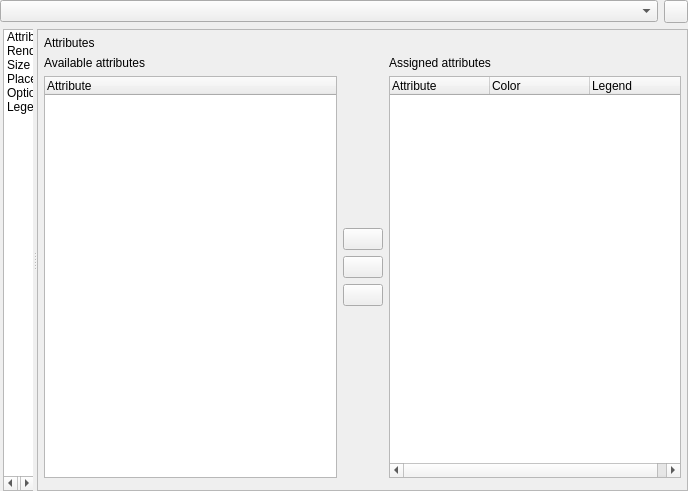
Old version of the form src/ui/qgsdiagrampropertiesbase.ui in the repository qgis/QGIS.
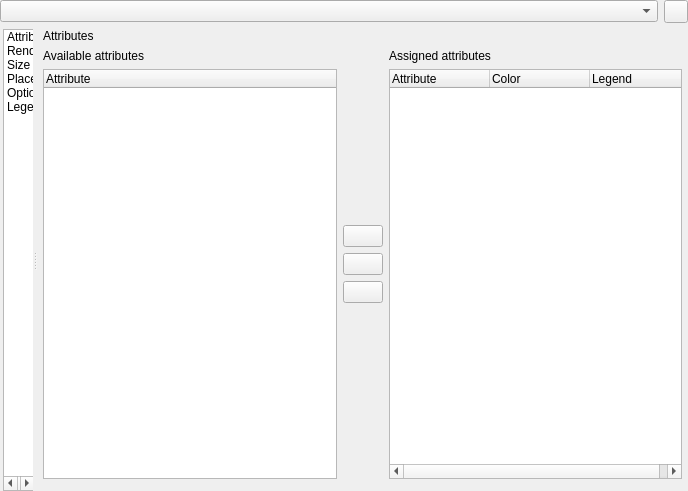
New version of the form. Icons and pictures are not drawn. Custom widgets are drawn as their Qt base class.

Commit message: Hide unnecessary line frame around widget

Diff of the .ui file:
```diff
--- a/src/ui/qgsdiagrampropertiesbase.ui
+++ b/src/ui/qgsdiagrampropertiesbase.ui
@@ -218,7 +218,7 @@
           </sizepolicy>
          </property>
          <property name="frameShape">
-          <enum>QFrame::StyledPanel</enum>
+          <enum>QFrame::NoFrame</enum>
          </property>
          <property name="frameShadow">
           <enum>QFrame::Raised</enum>
@@ -228,7 +228,7 @@
            <number>6</number>
           </property>
           <property name="topMargin">
-           <number>6</number>
+           <number>0</number>
           </property>
           <property name="rightMargin">
            <number>0</number>
```
The commit also changes 2 other files.
